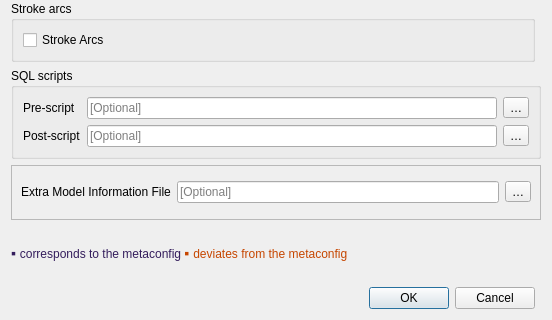
Old version of the form QgisModelBaker/ui/ili2db_options.ui in the repository opengisch/QgisModelBaker; both pictures show x 0 to 552 and y 237 to 557 of the 552 by 557 pixel window.
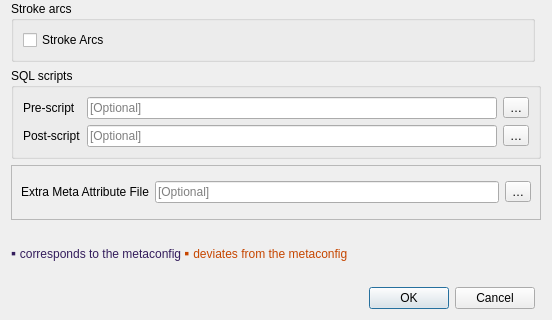
New version of the form.

Commit message: Name Extra Meta Attribute File everywhere Extra Meta Attribute File instead of Extra Model Information File or similar and allow toml AND ini everywhere

```diff
--- a/QgisModelBaker/ui/ili2db_options.ui
+++ b/QgisModelBaker/ui/ili2db_options.ui
@@ -153,7 +153,7 @@
       <item row="0" column="0">
        <widget class="QLabel" name="toml_file_label">
         <property name="text">
-         <string>Extra Model Information File</string>
+         <string>Extra Meta Attribute File</string>
         </property>
        </widget>
       </item>
```
The commit also changes 9 other files.
